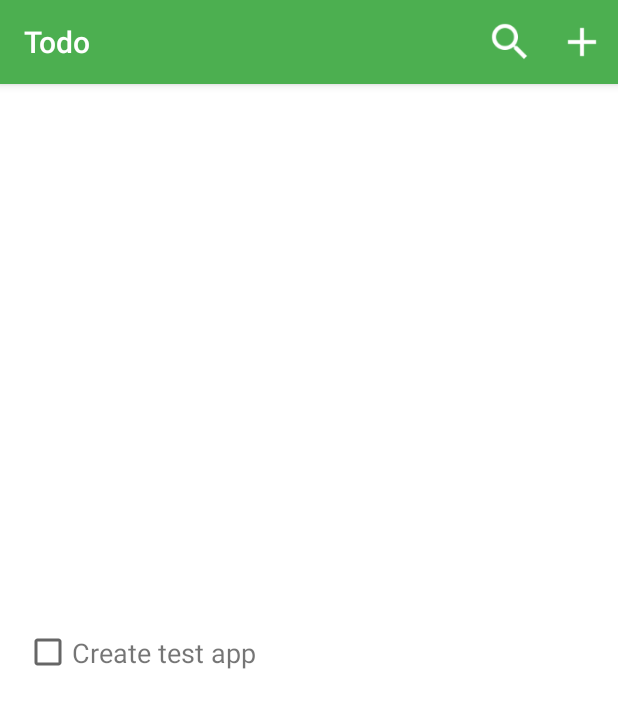
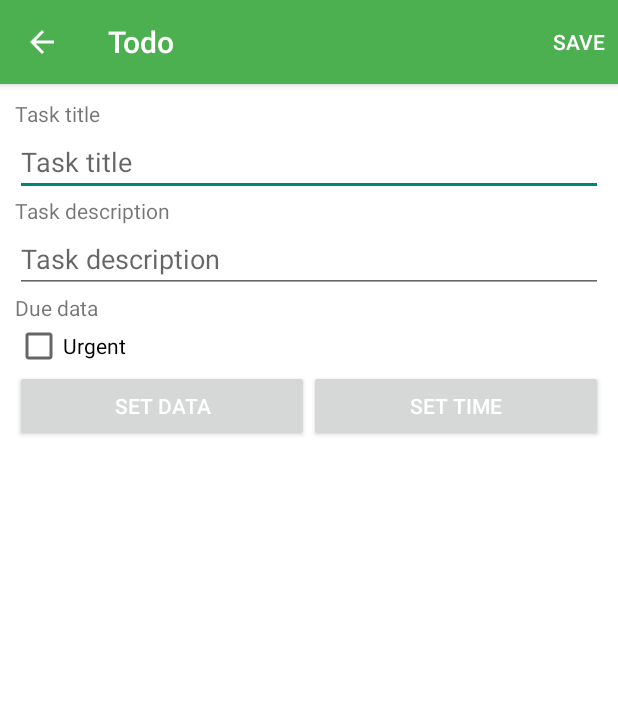
Before and after one commit to parnyukt/TodoApp, an Android app: the screen it shows after launch (MainActivity before the commit, TodoNewItemActivity after it), after a tap on "Add", on a phone screen of 412 x 824 dp. Shown: the top 708 px of the screen. Run offline under Robolectric (Android 15) with nearby library versions, the phone set to English and light mode, and no system bars; 1 other tap on this screen came first.

Commit message:
NewItem Activity and layout

```diff
--- a/app/src/main/AndroidManifest.xml
+++ b/app/src/main/AndroidManifest.xml
@@ -16,6 +16,13 @@
                 <category android:name="android.intent.category.LAUNCHER" />
             </intent-filter>
         </activity>
+        <activity
+            android:name=".TodoNewItemActivity"
+            android:label="@string/app_name">
+            <meta-data
+                android:name="android.support.PARENT_ACTIVITY"
+                android:value="com.tanya.todoapp.MainActivity" />
+        </activity>
     </application>
 
 </manifest>
--- a/app/src/main/java/com/tanya/todoapp/MainActivity.java
+++ b/app/src/main/java/com/tanya/todoapp/MainActivity.java
@@ -15,7 +15,6 @@ import com.tanya.todoapp.adapter.TodoAdapter;
 import com.tanya.todoapp.model.TodoItem;
 import com.tanya.todoapp.model.TodoState;
 
-import java.io.File;
 import java.util.ArrayList;
 import java.util.List;
 
@@ -34,8 +33,6 @@ public class MainActivity extends AppCompatActivity {
 
         mTodoRecycleView = (RecyclerView)findViewById(R.id.todo_recycler_view);
 
-        // use this setting to improve performance if you know that changes
-        // in content do not change the layout size of the RecyclerView
         mTodoRecycleView.setHasFixedSize(true);
 
         // use a linear layout manager
@@ -51,9 +48,9 @@ public class MainActivity extends AppCompatActivity {
                     public void onItemClick(View view, int position) {
                         TodoItem item = mTodoAdapter.getItem(position);
 
-//                        Intent intent = new Intent(mContext, ViewPhotoActivity.class);
+                        Intent intent = new Intent(mContext, TodoNewItemActivity.class);
 //                        intent.putExtra("PATH", selfie.getSelfiePath());
-//                        startActivity(intent);
+                        startActivity(intent);
                     }
                 })
         );
@@ -97,7 +94,8 @@ public class MainActivity extends AppCompatActivity {
     }
 
     private void onAddNewItem(){
-
+        Intent intent = new Intent(mContext, TodoNewItemActivity.class);
+        startActivity(intent);
     }
 
     private void onSearch(){
--- /dev/null
+++ b/app/src/main/java/com/tanya/todoapp/TodoNewItemActivity.java
@@ -0,0 +1,43 @@
+package com.tanya.todoapp;
+
+import android.support.v7.app.AppCompatActivity;
+import android.os.Bundle;
+import android.view.Menu;
+import android.view.MenuItem;
+
+public class TodoNewItemActivity extends AppCompatActivity {
+
+    @Override
+    protected void onCreate(Bundle savedInstanceState) {
+        super.onCreate(savedInstanceState);
+        setContentView(R.layout.activity_todo_new_item);
+        getSupportActionBar().setDisplayHomeAsUpEnabled(true);
+    }
+
+    @Override
+    public boolean onCreateOptionsMenu(Menu menu) {
+        // Inflate the menu; this adds items to the action bar if it is present.
+        getMenuInflater().inflate(R.menu.menu_new_item, menu);
+        return true;
+    }
+
+    @Override
+    public boolean onOptionsItemSelected(MenuItem item) {
+        switch (item.getItemId()) {
+            case R.id.action_save:
+                onSaveItem();
+                return true;
+
+            default:
+                super.onOptionsItemSelected(item);
+
+        }
+        return super.onOptionsItemSelected(item);
+    }
+
+    private void onSaveItem(){
+        //todo: save to db new item or update if exists
+
+    }
+
+}
--- /dev/null
+++ b/app/src/main/res/layout/activity_todo_new_item.xml
@@ -0,0 +1,60 @@
+<LinearLayout xmlns:android="http://schemas.android.com/apk/res/android"
+    xmlns:tools="http://schemas.android.com/tools"
+    android:layout_width="match_parent"
+    android:layout_height="match_parent"
+    android:padding="10dp"
+    android:orientation="vertical"
+    tools:context="com.tanya.todoapp.TodoNewItemActivity">
+
+    <TextView
+        android:layout_width="wrap_content"
+        android:layout_height="wrap_content"
+        android:text="@string/task_title"/>
+
+    <EditText
+        android:id="@+id/edit_title"
+        android:layout_width="match_parent"
+        android:layout_height="wrap_content"
+        android:hint="@string/task_title"/>
+
+    <TextView
+        android:layout_width="wrap_content"
+        android:layout_height="wrap_content"
+        android:text="@string/task_desription"/>
+
+    <EditText
+        android:id="@+id/edit_description"
+        android:layout_width="match_parent"
+        android:layout_height="wrap_content"
+        android:hint="@string/task_desription"/>
+
+    <TextView
+        android:layout_width="wrap_content"
+        android:layout_height="wrap_content"
+        android:text="@string/txt_due"/>
+
+    <CheckBox
+        android:id="@+id/urgentCheckBox"
+        android:layout_width="wrap_content"
+        android:layout_height="wrap_content"
+        android:text="@string/txt_urgent"/>
+
+    <LinearLayout
+        android:layout_width="match_parent"
+        android:layout_height="wrap_content">
+
+        <Button
+            android:layout_width="0dp"
+            android:layout_height="wrap_content"
+            android:layout_weight="1"
+            android:text="@string/btn_date"/>
+
+        <Button
+            android:layout_width="0dp"
+            android:layout_height="wrap_content"
+            android:layout_weight="1"
+            android:text="@string/btn_time"/>
+    </LinearLayout>
+
+
+</LinearLayout>
--- /dev/null
+++ b/app/src/main/res/menu/menu_new_item.xml
@@ -0,0 +1,8 @@
+<menu xmlns:android="http://schemas.android.com/apk/res/android"
+    xmlns:app="http://schemas.android.com/apk/res-auto"
+    xmlns:tools="http://schemas.android.com/tools" tools:context=".MainActivity">
+
+    <item android:id="@+id/action_save" android:title="@string/action_save"
+        android:orderInCategory="100" app:showAsAction="always"/>
+
+</menu>
--- a/app/src/main/res/values/strings.xml
+++ b/app/src/main/res/values/strings.xml
@@ -5,4 +5,14 @@
 
     <string name="action_add_todo">Add</string>
     <string name="action_search">Search</string>
+    <string name="action_save">Save</string>
+
+    <string name="task_title">Task title</string>
+    <string name="task_desription">Task description</string>
+    <string name="txt_due">Due data</string>
+    <string name="txt_priority">Priority</string>
+    <string name="txt_urgent">Urgent</string>
+
+    <string name="btn_date">Set data</string>
+    <string name="btn_time">Set time</string>
 </resources>
```
